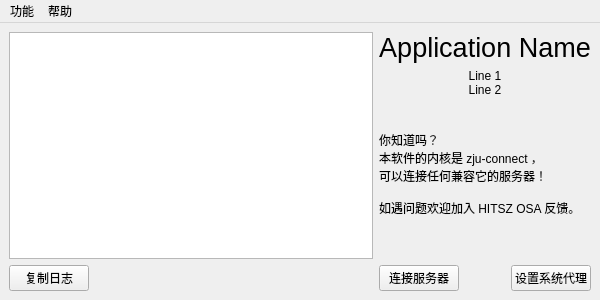
Old version of the form mainwindow.ui in the repository Mythologyli/ZJU-Connect-for-Windows.
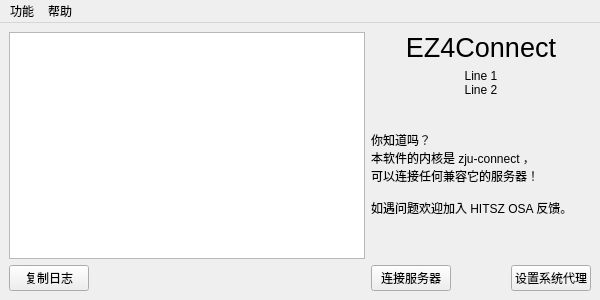
New version of the form.

Commit message: chore(ui): polish ui

The edit to the form file:
```diff
--- a/mainwindow.ui
+++ b/mainwindow.ui
@@ -12,36 +12,6 @@
   </property>
   <widget class="QWidget" name="centralWidget">
    <layout class="QGridLayout" name="gridLayout">
-    <item row="8" column="1">
-     <widget class="QPushButton" name="pushButton1">
-      <property name="text">
-       <string>连接服务器</string>
-      </property>
-     </widget>
-    </item>
-    <item row="8" column="3">
-     <widget class="QPushButton" name="pushButton2">
-      <property name="text">
-       <string>设置系统代理</string>
-      </property>
-     </widget>
-    </item>
-    <item row="8" column="2">
-     <spacer name="horizontalSpacer">
-      <property name="orientation">
-       <enum>Qt::Orientation::Horizontal</enum>
-      </property>
-      <property name="sizeType">
-       <enum>QSizePolicy::Policy::Fixed</enum>
-      </property>
-      <property name="sizeHint" stdset="0">
-       <size>
-        <width>40</width>
-        <height>20</height>
-       </size>
-      </property>
-     </spacer>
-    </item>
     <item row="0" column="1" colspan="3">
      <widget class="QLabel" name="applicationNameLabel">
       <property name="sizePolicy">
@@ -59,29 +29,13 @@
        <string>关注  OSA 谢谢喵！n(*≧▽≦*)n</string>
       </property>
       <property name="text">
-       <string>Application Name</string>
+       <string>EZ4Connect</string>
       </property>
       <property name="alignment">
        <set>Qt::AlignmentFlag::AlignCenter</set>
       </property>
      </widget>
     </item>
-    <item row="8" column="0">
-     <widget class="QPushButton" name="copyLogPushButton">
-      <property name="sizePolicy">
-       <sizepolicy hsizetype="Fixed" vsizetype="Fixed">
-        <horstretch>0</horstretch>
-        <verstretch>0</verstretch>
-       </sizepolicy>
-      </property>
-      <property name="toolTip">
-       <string>复制日志到剪贴板</string>
-      </property>
-      <property name="text">
-       <string>复制日志</string>
-      </property>
-     </widget>
-    </item>
     <item row="1" column="1" colspan="3">
      <widget class="QLabel" name="versionLabel">
       <property name="sizePolicy">
@@ -100,7 +54,40 @@
       </property>
      </widget>
     </item>
-    <item row="0" column="0" rowspan="8">
+    <item row="4" column="0">
+     <widget class="QPushButton" name="copyLogPushButton">
+      <property name="sizePolicy">
+       <sizepolicy hsizetype="Fixed" vsizetype="Fixed">
+        <horstretch>0</horstretch>
+        <verstretch>0</verstretch>
+       </sizepolicy>
+      </property>
+      <property name="toolTip">
+       <string>复制日志到剪贴板</string>
+      </property>
+      <property name="text">
+       <string>复制日志</string>
+      </property>
+     </widget>
+    </item>
+    <item row="4" column="2">
+     <spacer name="horizontalSpacer_2">
+      <property name="orientation">
+       <enum>Qt::Orientation::Horizontal</enum>
+      </property>
+      <property name="sizeType">
+       <enum>QSizePolicy::Policy::Minimum</enum>
+      </property>
+     </spacer>
+    </item>
+    <item row="4" column="1">
+     <widget class="QPushButton" name="pushButton1">
+      <property name="text">
+       <string>连接服务器</string>
+      </property>
+     </widget>
+    </item>
+    <item row="0" column="0" rowspan="4">
      <widget class="QPlainTextEdit" name="logPlainTextEdit">
       <property name="readOnly">
        <bool>true</bool>
@@ -110,6 +97,13 @@
       </property>
      </widget>
     </item>
+    <item row="4" column="3">
+     <widget class="QPushButton" name="pushButton2">
+      <property name="text">
+       <string>设置系统代理</string>
+      </property>
+     </widget>
+    </item>
     <item row="2" column="1" colspan="3">
      <widget class="QLabel" name="accountLabel">
       <property name="text">
@@ -122,6 +116,22 @@
       </property>
      </widget>
     </item>
+    <item row="3" column="1" colspan="3">
+     <spacer name="horizontalSpacer_3">
+      <property name="orientation">
+       <enum>Qt::Orientation::Horizontal</enum>
+      </property>
+      <property name="sizeType">
+       <enum>QSizePolicy::Policy::Preferred</enum>
+      </property>
+      <property name="sizeHint" stdset="0">
+       <size>
+        <width>220</width>
+        <height>0</height>
+       </size>
+      </property>
+     </spacer>
+    </item>
    </layout>
   </widget>
   <widget class="QMenuBar" name="menubar">
@@ -129,7 +139,7 @@
     <rect>
      <x>0</x>
      <y>0</y>
-     <width>700</width>
+     <width>600</width>
      <height>33</height>
     </rect>
    </property>
```
Left out of the diff: 3 changed lines with no effect on the pictures.
